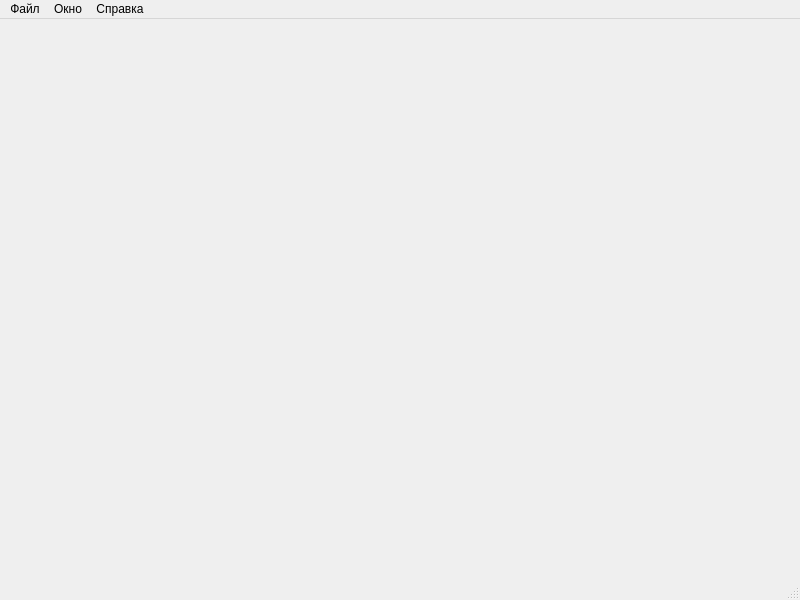
This is Qt-csv-editor/mainwindow.ui in ArtNlk/Qt-csv-editor as Qt 5 draws it before an edit. The edited form follows.
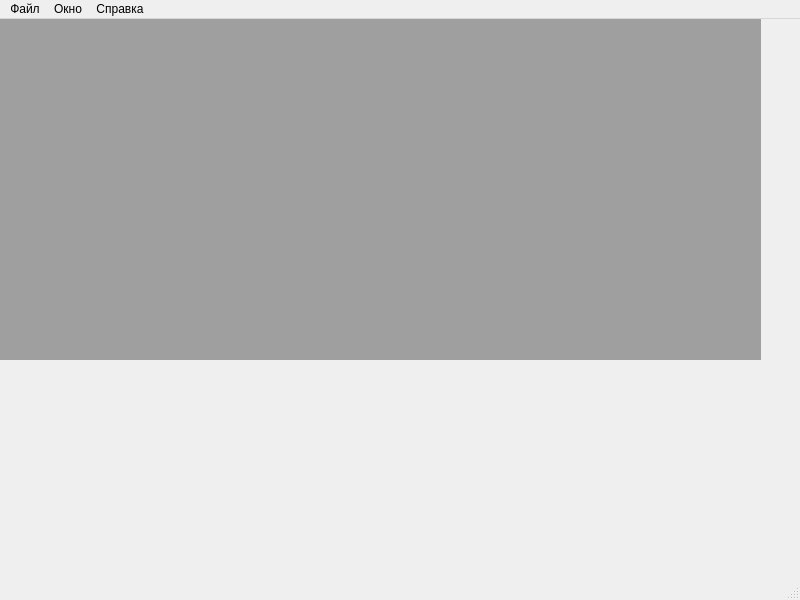
This is the edited form.

The edit to the form file:
```diff
--- a/Qt-csv-editor/mainwindow.ui
+++ b/Qt-csv-editor/mainwindow.ui
@@ -13,7 +13,18 @@
   <property name="windowTitle">
    <string>MainWindow</string>
   </property>
-  <widget class="QWidget" name="centralwidget"/>
+  <widget class="QWidget" name="centralwidget">
+   <widget class="QMdiArea" name="mdiArea">
+    <property name="geometry">
+     <rect>
+      <x>0</x>
+      <y>0</y>
+      <width>761</width>
+      <height>341</height>
+     </rect>
+    </property>
+   </widget>
+  </widget>
   <widget class="QMenuBar" name="menubar">
    <property name="geometry">
     <rect>
```
Left out of the diff: 18 changed lines with no effect on the pictures.
